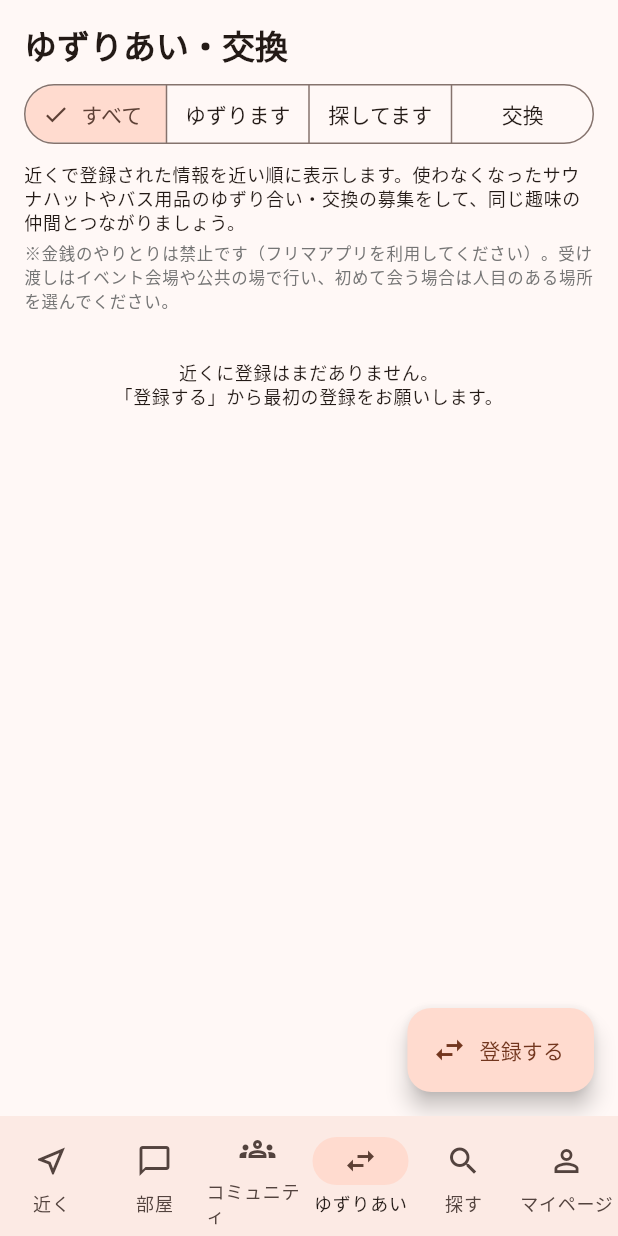
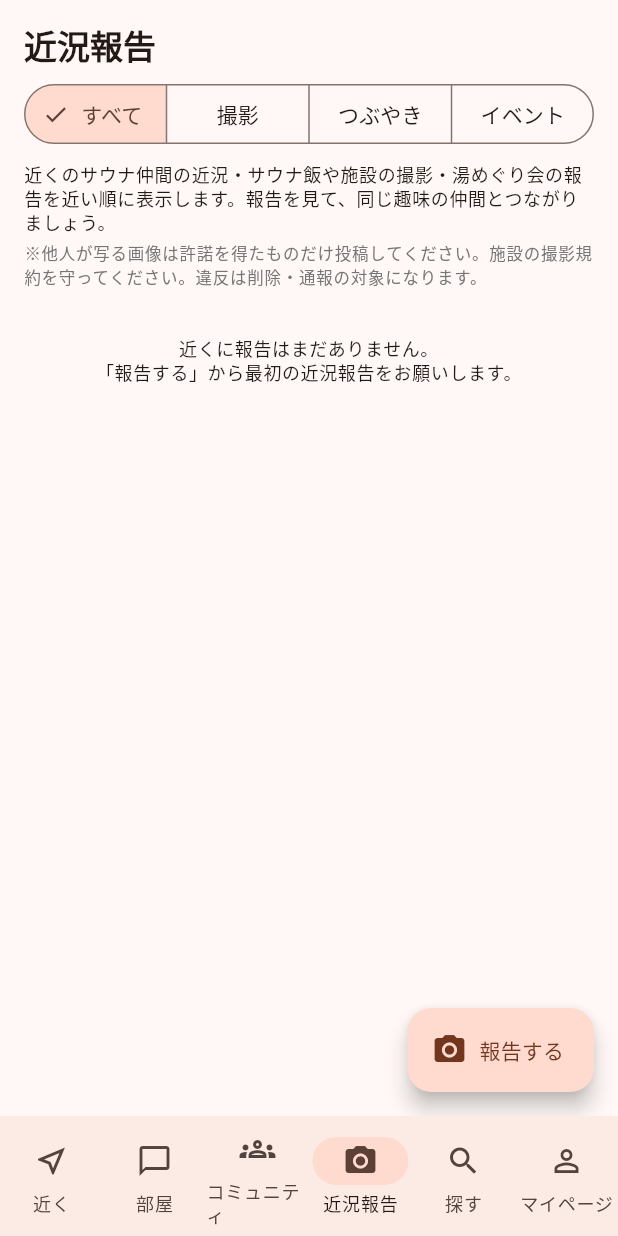
Before and after one commit to daichiyabunaka-rgb/Yutomo-app-prototype, a Flutter app: the HomeShell screen opened directly, item 4 of the bottom bar chosen, on a phone screen of 412 x 824 dp. Run offline on Flutter 3.47's test engine with Material 3 defaults, Android fonts, the phone set to English and light mode, and no system bars; our stand-ins replace flutter_map, geolocator, google_maps_flutter, image_picker, latlong2, share_plus and 2 more; accounts and stored records are empty.

Commit message:
湯とも！「ゆずりあい・交換」→「近況報告」への変更 + kind差し替え（give/wanted/trade → shoot/post/event・DBは0016でbath_goods_exchanges→bath_reportsへ・app_stateのparts*残留名もbath*へ修正） + version 1.0.4+6
Generated by Mistral Vibe.
Co-Authored-By: Mistral Vibe <vibe@mistral.ai>

```diff
--- a/app/lib/src/mock/mock_data.dart
+++ b/app/lib/src/mock/mock_data.dart
@@ -291,7 +291,7 @@ List<Recruitment> seedRecruitments(DateTime now, List<AppUser> generalUsers) {
   ];
 }
 
-/// ゆずりあい・交換のシード。anchor（現在地）からの相対距離で配置する。
+/// 近況報告のシード。anchor（現在地）からの相対距離で配置する。
 /// id が 'cx-seed-' 始まりのものは GPS 更新のたびに再配置される
 /// （AppState.applyGps を参照）。
 class _ExchangeSeedSpec {
@@ -313,11 +313,11 @@ const List<_ExchangeSeedSpec> _exchangeSeedSpecs = [
   _ExchangeSeedSpec(
     'cx-seed-1',
     'u-goods-kyo',
-    'give',
-    'サウナハット（使用済み・洗浄済み）',
+    'shoot',
+    '岩盤浴の後のバジル豚定食を撮影しました',
     '銭湯 桜の湯 周辺',
-    '手編みのものが増えたので1個ゆずります。'
-        '手渡し前提です。',
+    'サウナ帰りの定食が最高でした。'
+        '同じ組み合わせが好きな方と交流したいです。',
     0.3,
     -0.6,
     Duration(hours: 2),
@@ -325,11 +325,11 @@ const List<_ExchangeSeedSpec> _exchangeSeedSpecs = [
   _ExchangeSeedSpec(
     'cx-seed-2',
     'u-mizuburo-sora',
-    'wanted',
-    'サウナ用ロングマットを探しています',
+    'post',
+    '今週末は新しい銭湯を開拓する予定です',
     '駅前広場 周辺',
-    'バスマットの長めのものを探しています。不要グッズとの'
-        '交換の対応も可能です。DMお待ちしています。',
+    '気温が下がってきたので湯めぐりに最適な季節です。'
+        'おすすめの銭湯があれば教えてください。',
     -0.2,
     0.8,
     Duration(hours: 5),
@@ -337,23 +337,23 @@ const List<_ExchangeSeedSpec> _exchangeSeedSpecs = [
   _ExchangeSeedSpec(
     'cx-seed-3',
     'u-sauna-akira',
-    'trade',
-    'サウナ用アロマオイルと バスタオルを交換します',
+    'event',
+    '朝活サウナのオフ会に参加してきました',
     '市役所裏の公園 周辺',
-    '香りの好みが変わったので交換希望です。状態は写真で'
-        '送ります。公共の場所で受け渡しできます。',
+    '常連さんと入浴後の休憩で情報交換ができて'
+        '楽しかったです。次回も参加予定です。',
     -0.9,
     -0.3,
     Duration(hours: 26),
   ),
 ];
 
-List<BathGoodsExchange> buildSeedBathGoodsExchanges(
+List<BathReport> buildSeedBathReports(
     DateTime now, double anchorLat, double anchorLng) {
   final cos = (anchorLat * math.pi / 180.0).abs().clamp(0.01, 1.0);
   return [
     for (final s in _exchangeSeedSpecs)
-      BathGoodsExchange(
+      BathReport(
         id: s.id,
         posterId: s.posterId,
         kind: s.kind,
--- a/app/lib/src/models.dart
+++ b/app/lib/src/models.dart
@@ -412,25 +412,25 @@ class CommunityEvent {
   }
 }
 
-/// サウナグッズの「ゆずりあい・交換」掲示板（近隣での情報共有）。
-/// kind: 'give'   = サウナグッズをゆずります
-///       'wanted' = サウナグッズを探しています
-///       'trade'  = 交換します
-/// 金銭取引は行わない（銭湯の入り口前・駅前広場での受け渡し・ゆずり合い前提）。
-class BathGoodsExchange {
+/// サウナ・銭湯の「近況報告」掲示板（近隣での近況・写真・イベント報告の共有）。
+/// kind: 'shoot' = 撮影（サウナ飯・サウナ帽子・施設の写真の報告）
+///       'post'  = つぶやき（近況・ひとことの報告）
+///       'event' = イベント（湯めぐり会・オフ会等の報告）
+/// 他人が写る画像は許諾を確認できたもののみ投稿する。
+class BathReport {
   final String id;
   final String posterId;
-  final String kind; // 'give' | 'wanted' | 'trade'
-  final String itemDescription; // グッズ名（サウナハット・バスマット・タオル等の状態など）
-  final String areaName; // 受け渡し希望地域やイベント名
-  final String detail; // 状態・受け渡し方法の自由記述
+  final String kind; // 'shoot' | 'post' | 'event'
+  final String itemDescription; // タイトル（できごと・サウナ飯など）
+  final String areaName; // 場所（銭湯・サウナ・施設名）
+  final String detail; // 近況・ハイライトの自由記述
   final String? photoPath; // 投稿写真（端末内パス or 公開URL）
   final double lat;
   final double lng;
   final DateTime createdAt;
-  bool closed; // 完了（受け渡し・交換が成立した等）
+  bool closed; // 完了（一覧から非表示にした）
 
-  BathGoodsExchange({
+  BathReport({
     required this.id,
     required this.posterId,
     required this.kind,
@@ -444,14 +444,14 @@ class BathGoodsExchange {
     this.closed = false,
   });
 
-  /// ゆずります
-  bool get isGive => kind == 'give';
+  /// 撮影の報告
+  bool get isShoot => kind == 'shoot';
 
-  /// 探しています
-  bool get isWanted => kind == 'wanted';
+  /// つぶやき（近況・ひとこと）
+  bool get isPost => kind == 'post';
 
-  /// 交換します
-  bool get isTrade => kind == 'trade';
+  /// イベントの報告
+  bool get isEvent => kind == 'event';
 }
 
 class ChatMessage {
--- a/app/lib/src/screens/bath_goods_exchange_create_sheet.dart
+++ b/app/lib/src/screens/bath_report_create_sheet.dart
@@ -6,9 +6,9 @@ import 'package:image_picker/image_picker.dart';
 import '../services/app_state.dart';
 import '../services/icon_service.dart';
 
-/// ゆずりあい・交換の登録シート（FR-7-1相当）。
-/// kind: 'give'（ゆずります）/ 'wanted'（探しています）/ 'trade'（交換します）
-Future<void> showBathGoodsExchangeCreateSheet(BuildContext context) {
+/// 近況報告の登録シート（FR-7-1相当）。
+/// kind: 'shoot'（撮影）/ 'post'（つぶやき）/ 'event'（イベント）
+Future<void> showBathReportCreateSheet(BuildContext context) {
   return showModalBottomSheet<void>(
     context: context,
     isScrollControlled: true,
@@ -27,8 +27,8 @@ class _CreateSheetState extends State<_CreateSheet> {
   final _itemDescription = TextEditingController();
   final _areaName = TextEditingController();
   final _detail = TextEditingController();
-  String _kind = 'give';
-  String? _photoPath; // 選択した投稿写真（null=未選択, ''=解除）
+  String _kind = 'shoot';
+  String? _photoPath; // 選択した報告写真（null=未選択, ''=解除）
   bool _submitting = false;
 
   @override
@@ -50,7 +50,7 @@ class _CreateSheetState extends State<_CreateSheet> {
     if (!_isValid || _submitting) return;
     setState(() => _submitting = true);
     try {
-      await appState.registerBathGoodsExchange(
+      await appState.registerBathReport(
         kind: _kind,
         itemDescription: _itemDescription.text.trim(),
         areaName: _areaName.text.trim(),
@@ -63,7 +63,7 @@ class _CreateSheetState extends State<_CreateSheet> {
         setState(() => _submitting = false);
         ScaffoldMessenger.of(context).showSnackBar(
           const SnackBar(
-            content: Text('登録に失敗しました。通信状況を確認してください'),
+            content: Text('報告に失敗しました。通信状況を確認してください'),
             behavior: SnackBarBehavior.floating,
           ),
         );
@@ -74,7 +74,7 @@ class _CreateSheetState extends State<_CreateSheet> {
     Navigator.of(context).pop();
     ScaffoldMessenger.of(context).showSnackBar(
       const SnackBar(
-        content: Text('登録しました。近くのユーザーに表示されます'),
+        content: Text('報告しました。近くのユーザーに表示されます'),
         behavior: SnackBarBehavior.floating,
       ),
     );
@@ -92,26 +92,26 @@ class _CreateSheetState extends State<_CreateSheet> {
           mainAxisSize: MainAxisSize.min,
           crossAxisAlignment: CrossAxisAlignment.start,
           children: [
-            Text('ゆずりあい・交換を登録する',
+            Text('近況報告を投稿する',
                 style: theme.textTheme.titleLarge!
                     .copyWith(fontWeight: FontWeight.bold)),
             const SizedBox(height: 8),
             SegmentedButton<String>(
               segments: const [
                 ButtonSegment(
-                  value: 'give',
-                  icon: Icon(Icons.redeem),
-                  label: Text('ゆずります'),
+                  value: 'shoot',
+                  icon: Icon(Icons.photo_camera),
+                  label: Text('撮影'),
                 ),
                 ButtonSegment(
-                  value: 'wanted',
-                  icon: Icon(Icons.search),
-                  label: Text('探してます'),
+                  value: 'post',
+                  icon: Icon(Icons.chat_bubble_outline),
+                  label: Text('つぶやき'),
                 ),
                 ButtonSegment(
-                  value: 'trade',
-                  icon: Icon(Icons.swap_horiz),
-                  label: Text('交換します'),
+                  value: 'event',
+                  icon: Icon(Icons.celebration),
+                  label: Text('イベント'),
                 ),
               ],
               selected: {_kind},
@@ -119,14 +119,14 @@ class _CreateSheetState extends State<_CreateSheet> {
             ),
             const SizedBox(height: 4),
             Text(
-              _kind == 'give'
-                  ? '使わなくなったサウナグッズをゆずる場合の登録です。\n'
-                      '※金銭のやりとりは禁止です。受け渡しは銭湯の入り口前や公共の場で行ってください。'
-                  : _kind == 'wanted'
-                      ? '探しているサウナグッズの登録です。\n'
-                          '※個人の住所・連絡先は記入しないでください。DMでやりとりしましょう。'
-                      : 'サウナグッズの交換の登録です。\n'
-                          '※金銭のやりとりは禁止です。同価値での交換を前提とし、条件はDMで相談してください。',
+              _kind == 'shoot'
+                  ? 'サウナ飯・サウナ帽子・施設の写真の報告です。\n'
+                      '※他人が写る画像は許諾を得たものだけ投稿してください。'
+                  : _kind == 'post'
+                      ? '近況・ひとことのつぶやきです。\n'
+                          '※ととのいや通いの近況など、サウナ仲間に伝えたいことを報告しましょう。'
+                      : '湯めぐり会・オフ会・イベントの報告です。\n'
+                          '※主催者・参加者のルールと許諾を守ってください。',
               style: theme.textTheme.labelSmall!
                   .copyWith(color: Colors.grey.shade600),
             ),
@@ -135,16 +135,16 @@ class _CreateSheetState extends State<_CreateSheet> {
               controller: _itemDescription,
               maxLength: 40,
               decoration: const InputDecoration(
-                labelText: 'グッズの内容',
-                hintText: '例: サウナハット（手編み・中古）',
+                labelText: 'タイトル（できごと・サウナ飯など）',
+                hintText: '例: 岩盤のサウナで QR のバジル豚定食',
                 border: OutlineInputBorder(),
                 counterText: '',
               ),
             ),
             const SizedBox(height: 12),
 
-            // ------------------------------ 投稿写真（任意）
-            Text('写真（任意。状態が伝わる写真を）',
+            // ------------------------------ 報告写真（任意）
+            Text('写真（任意。報告の画像を）',
                 style: theme.textTheme.titleSmall),
             const SizedBox(height: 8),
             Row(
@@ -185,10 +185,10 @@ class _CreateSheetState extends State<_CreateSheet> {
             TextField(
               controller: _areaName,
               maxLength: 30,
-              decoration: InputDecoration(
-                labelText: _kind == 'wanted' ? '探している地域・イベント名' : '受け渡し希望の地域・イベント名',
-                hintText: '例: ○○市周辺 / ○○銭湯の入り口前',
-                border: const OutlineInputBorder(),
+              decoration: const InputDecoration(
+                labelText: '場所',
+                hintText: '例: ○○銭湯 / ○○サウナ',
+                border: OutlineInputBorder(),
                 counterText: '',
               ),
             ),
@@ -198,8 +198,8 @@ class _CreateSheetState extends State<_CreateSheet> {
               maxLines: 3,
               maxLength: 200,
               decoration: const InputDecoration(
-                labelText: '状態・条件・受け渡し方法など',
-                hintText: '例: 洗浄済み・2回使用。○○銭湯の入り口前で受け渡しできます',
+                labelText: '近況・ハイライトなど',
+                hintText: '例: 水風呂の気持ちよさが最高でした。今度一緒に行きませんか',
                 border: OutlineInputBorder(),
               ),
             ),
@@ -210,7 +210,7 @@ class _CreateSheetState extends State<_CreateSheet> {
                 onPressed: (_isValid && !_submitting) ? _submit : null,
                 child: const Padding(
                   padding: EdgeInsets.symmetric(vertical: 14),
-                  child: Text('登録する'),
+                  child: Text('報告する'),
                 ),
               ),
             ),
--- a/app/lib/src/screens/bath_goods_exchanges_page.dart
+++ b/app/lib/src/screens/bath_reports_page.dart
@@ -6,37 +6,38 @@ import '../models.dart';
 import '../services/app_state.dart';
 import '../util/format.dart';
 import 'chat_screen.dart';
-import 'bath_goods_exchange_create_sheet.dart';
+import 'bath_report_create_sheet.dart';
 import 'user_detail_screen.dart';
 import 'widgets.dart';
 
-/// 「ゆずりあい・交換」タブ: サウナグッズのゆずり合い・交換の情報を近隣で
-/// 共有する（FR-7-1〜7-4 相当）。
-/// 金銭取引は本アプリでは行わない（銭湯の入り口前・公共の場での受け渡し前提）。
-class BathGoodsExchangesPage extends StatefulWidget {
-  const BathGoodsExchangesPage({super.key});
+/// 「近況報告」タブ: サウナ・銭湯の近況・撮影・イベントの報告を近隣で共有する
+/// （FR-7-1〜7-4 相当）。
+/// kind: 'shoot'（撮影）/ 'post'（つぶやき）/ 'event'（イベント）。
+/// 他人が写る画像は許諾を確認できたもののみ投稿する。
+class BathReportsPage extends StatefulWidget {
+  const BathReportsPage({super.key});
 
   @override
-  State<BathGoodsExchangesPage> createState() => _BathGoodsExchangesPageState();
+  State<BathReportsPage> createState() => _BathReportsPageState();
 }
 
-class _BathGoodsExchangesPageState extends State<BathGoodsExchangesPage> {
-  String _filter = 'all'; // 'all' | 'give' | 'wanted' | 'trade'
+class _BathReportsPageState extends State<BathReportsPage> {
+  String _filter = 'all'; // 'all' | 'shoot' | 'post' | 'event'
 
   @override
   Widget build(BuildContext context) {
     final theme = Theme.of(context);
     return Scaffold(
       floatingActionButton: FloatingActionButton.extended(
-        onPressed: () => showBathGoodsExchangeCreateSheet(context),
-        icon: const Icon(Icons.swap_horiz),
-        label: const Text('登録する'),
+        onPressed: () => showBathReportCreateSheet(context),
+        icon: const Icon(Icons.photo_camera),
+        label: const Text('報告する'),
       ),
       body: SafeArea(
         child: ListenableBuilder(
           listenable: appState,
           builder: (context, _) {
-            final all = appState.partsExchanges;
+            final all = appState.bathReports;
             final items = _filter == 'all'
                 ? all
                 : all.where((p) => p.kind == _filter).toList();
@@ -47,7 +48,7 @@ class _BathGoodsExchangesPageState extends State<BathGoodsExchangesPage> {
                 padding: const EdgeInsets.all(16),
                 children: [
                   Text(
-                    'ゆずりあい・交換',
+                    '近況報告',
                     style: theme.textTheme.titleLarge!.copyWith(
                       fontWeight: FontWeight.bold,
                     ),
@@ -56,9 +57,9 @@ class _BathGoodsExchangesPageState extends State<BathGoodsExchangesPage> {
                   SegmentedButton<String>(
                     segments: const [
                       ButtonSegment(value: 'all', label: Text('すべて')),
-                      ButtonSegment(value: 'give', label: Text('ゆずります')),
-                      ButtonSegment(value: 'wanted', label: Text('探してます')),
-                      ButtonSegment(value: 'trade', label: Text('交換')),
+                      ButtonSegment(value: 'shoot', label: Text('撮影')),
+                      ButtonSegment(value: 'post', label: Text('つぶやき')),
+                      ButtonSegment(value: 'event', label: Text('イベント')),
                     ],
                     selected: {_filter},
                     onSelectionChanged: (s) =>
@@ -66,16 +67,15 @@ class _BathGoodsExchangesPageState extends State<BathGoodsExchangesPage> {
                   ),
                   const SizedBox(height: 8),
                   Text(
-                    '近くで登録された情報を近い順に表示します。使わなくなったサウナハットや'
-                    'バス用品のゆずり合い・交換の募集をして、同じ趣味の仲間と'
-                    'つながりましょう。',
+                    '近くのサウナ仲間の近況・サウナ飯や施設の撮影・湯めぐり会の'
+                    '報告を近い順に表示します。報告を見て、'
+                    '同じ趣味の仲間とつながりましょう。',
                     style: theme.textTheme.bodySmall,
                   ),
                   const SizedBox(height: 4),
                   Text(
-                    '※金銭のやりとりは禁止です（フリマアプリを利用してください）。'
-                    '受け渡しはイベント会場や公共の場で行い、'
-                    '初めて会う場合は人目のある場所を選んでください。',
+                    '※他人が写る画像は許諾を得たものだけ投稿してください。'
+                    '施設の撮影規約を守ってください。違反は削除・通報の対象になります。',
                     style: theme.textTheme.labelSmall!.copyWith(
                       color: Colors.grey.shade600,
                     ),
@@ -85,14 +85,14 @@ class _BathGoodsExchangesPageState extends State<BathGoodsExchangesPage> {
                       padding: const EdgeInsets.all(32),
                       child: Center(
                         child: Text(
-                          '近くに登録はまだありません。\n'
-                          '「登録する」から最初の登録をお願いします。',
+                          '近くに報告はまだありません。\n'
+                          '「報告する」から最初の近況報告をお願いします。',
                           textAlign: TextAlign.center,
                           style: theme.textTheme.bodySmall,
                         ),
                       ),
                     ),
-                  for (final d in items) _exchangeCard(context, d),
+                  for (final d in items) _reportCard(context, d),
                   const SizedBox(height: 80),
                 ],
               ),
@@ -103,25 +103,26 @@ class _BathGoodsExchangesPageState extends State<BathGoodsExchangesPage> {
     );
   }
 
-  Widget _exchangeCard(BuildContext context, BathGoodsExchange d) {
+  Widget _reportCard(BuildContext context, BathReport d) {
     final theme = Theme.of(context);
     final poster = appState.userById(d.posterId);
     final isMine = d.posterId == appState.me!.id;
     final now = DateTime.now();
-    final giveColor = Colors.teal.shade700;
-    final wantedColor = Colors.red.shade700;
-    final tradeColor = Colors.indigo.shade700;
-    final color =
-        d.isGive ? giveColor : (d.isWanted ? wantedColor : tradeColor);
-    final bg = d.isGive
+    final shootColor = Colors.teal.shade700;
+    final postColor = Colors.blue.shade700;
+    final eventColor = Colors.deepPurple.shade700;
+    final color = d.isShoot
+        ? shootColor
+        : (d.isPost ? postColor : eventColor);
+    final bg = d.isShoot
         ? Colors.teal.shade50
-        : (d.isWanted ? Colors.red.shade50 : Colors.indigo.shade50);
-    final border = d.isGive
+        : (d.isPost ? Colors.blue.shade50 : Colors.deepPurple.shade50);
+    final border = d.isShoot
         ? Colors.teal.shade200
-        : (d.isWanted ? Colors.red.shade200 : Colors.indigo.shade200);
-    final label = d.isGive
-        ? 'ゆずります'
-        : (d.isWanted ? '探してます' : '交換');
+        : (d.isPost ? Colors.blue.shade200 : Colors.deepPurple.shade200);
+    final label = d.isShoot
+        ? '撮影'
+        : (d.isPost ? 'つぶやき' : 'イベント');
     return Card(
       margin: const EdgeInsets.only(top: 10),
       child: Padding(
@@ -178,8 +179,8 @@ class _BathGoodsExchangesPageState extends State<BathGoodsExchangesPage> {
                 Icon(Icons.schedule, size: 14, color: Colors.grey.shade600),
                 const SizedBox(width: 2),
                 Text(
-                  '${elapsedLabel(d.createdAt, now)}の登録 / '
-                  '${appState.partsExchangeDistanceLabel(d)}',
+                  '${elapsedLabel(d.createdAt, now)}の報告 / '
+                  '${appState.bathReportDistanceLabel(d)}',
                   style: theme.textTheme.bodySmall,
                 ),
               ],
@@ -248,14 +249,14 @@ class _BathGoodsExchangesPageState extends State<BathGoodsExchangesPage> {
     );
   }
 
-  bool _hasPhoto(BathGoodsExchange d) {
+  bool _hasPhoto(BathReport d) {
     final p = d.photoPath ?? '';
     if (p.isEmpty) return false;
     if (p.startsWith('http')) return true;
     return File(p).existsSync();
   }
 
-  Widget _photoImage(BathGoodsExchange d, double height) {
+  Widget _photoImage(BathReport d, double height) {
     final p = d.photoPath!;
     final Widget image;
     if (p.startsWith('http')) {
@@ -275,7 +276,7 @@ class _BathGoodsExchangesPageState extends State<BathGoodsExchangesPage> {
   }
 
   /// 写真を全画面で見る
-  void _showPhoto(BuildContext context, BathGoodsExchange d) {
+  void _showPhoto(BuildContext context, BathReport d) {
     showDialog<void>(
       context: context,
       builder: (dialogContext) => Dialog(
@@ -289,14 +290,14 @@ class _BathGoodsExchangesPageState extends State<BathGoodsExchangesPage> {
     );
   }
 
-  Future<void> _confirmClose(BuildContext context, BathGoodsExchange d) async {
+  Future<void> _confirmClose(BuildContext context, BathReport d) async {
     final confirmed = await showDialog<bool>(
       context: context,
       builder: (dialogContext) => AlertDialog(
         title: const Text('完了にしますか？'),
         content: const Text(
-          '受け渡し・交換が成立した場合に設定します。'
-          '完了にした登録は一覧から表示されなくなります。',
+          '報告を一覧から外す場合に設定します。'
+          '完了にした報告は一覧から表示されなくなります。',
         ),
         actions: [
           TextButton(
@@ -311,7 +312,7 @@ class _BathGoodsExchangesPageState extends State<BathGoodsExchangesPage> {
       ),
     );
     if (confirmed != true) return;
-    await appState.closeBathGoodsExchange(d.id);
+    await appState.closeBathReport(d.id);
     if (context.mounted) {
       ScaffoldMessenger.of(context).showSnackBar(
         const SnackBar(
--- a/app/lib/src/screens/home_shell.dart
+++ b/app/lib/src/screens/home_shell.dart
@@ -4,10 +4,10 @@ import 'communities_page.dart';
 import 'explore_page.dart';
 import 'my_page.dart';
 import 'near_page.dart';
-import 'bath_goods_exchanges_page.dart';
+import 'bath_reports_page.dart';
 import 'rooms_page.dart';
 
-/// ホーム: 近く / 部屋 / コミュニティ / ゆずりあい / 探す / マイページ（仕様書 8 章参照）
+/// ホーム: 近く / 部屋 / コミュニティ / 近況報告 / 探す / マイページ（仕様書 8 章参照）
 class HomeShell extends StatefulWidget {
   const HomeShell({super.key});
 
@@ -27,7 +27,7 @@ class _HomeShellState extends State<HomeShell> {
           NearPage(),
           RoomsPage(),
           CommunitiesPage(),
-          BathGoodsExchangesPage(),
+          BathReportsPage(),
           ExplorePage(),
           MyPage(),
         ],
@@ -52,9 +52,9 @@ class _HomeShellState extends State<HomeShell> {
             label: 'コミュニティ',
           ),
           NavigationDestination(
-            icon: Icon(Icons.swap_horiz_outlined),
-            selectedIcon: Icon(Icons.swap_horiz),
-            label: 'ゆずりあい',
+            icon: Icon(Icons.photo_camera_outlined),
+            selectedIcon: Icon(Icons.photo_camera),
+            label: '近況報告',
           ),
           NavigationDestination(
             icon: Icon(Icons.search),
--- a/app/lib/src/services/icon_service.dart
+++ b/app/lib/src/services/icon_service.dart
@@ -7,7 +7,7 @@ import 'package:supabase_flutter/supabase_flutter.dart';
 
 import 'app_config.dart';
 
-/// 画像の取得と保存（アイコン・ゆずりあい・交換の投稿写真など）。
+/// 画像の取得と保存（アイコン・近況報告の投稿写真など）。
 /// - すべての画像は指定サイズに自動リサイズされ、JPEG品質を下げて
 ///   ファイル容量を抑える（ベータ: アイコン 400px/品質70、投稿写真 800px/品質70）
 /// - モックモード: リサイズ済み画像をアプリ専用領域に保存
@@ -27,7 +27,7 @@ class IconService {
     );
   }
 
-  /// ゆずりあい・交換の投稿写真（800px・品質70。十分伝わり、容量は1/10以下）
+  /// 近況報告の投稿写真（800px・品質70。十分伝わり、容量は1/10以下）
   Future<String?> pickExchangeItemPhoto(ImageSource source) {
     return _pickAndSave(
       source,
--- a/app/pubspec.yaml
+++ b/app/pubspec.yaml
@@ -16,7 +16,7 @@ publish_to: 'none' # Remove this line if you wish to publish to pub.dev
 # https://developer.apple.com/library/archive/documentation/General/Reference/InfoPlistKeyReference/Articles/CoreFoundationKeys.html
 # In Windows, build-name is used as the major, minor, and patch parts
 # of the product and file versions while build-number is used as the build suffix.
-version: 1.0.3+5
+version: 1.0.4+6
 
 environment:
   sdk: ^3.13.7
```
Also changed, not shown: app/lib/src/services/app_state.dart (+41 -41 lines), app/lib/src/services/supabase_data.dart (+13 -13 lines), app/lib/src/util/mock_persist.dart (+7 -7 lines), 3 other files.
